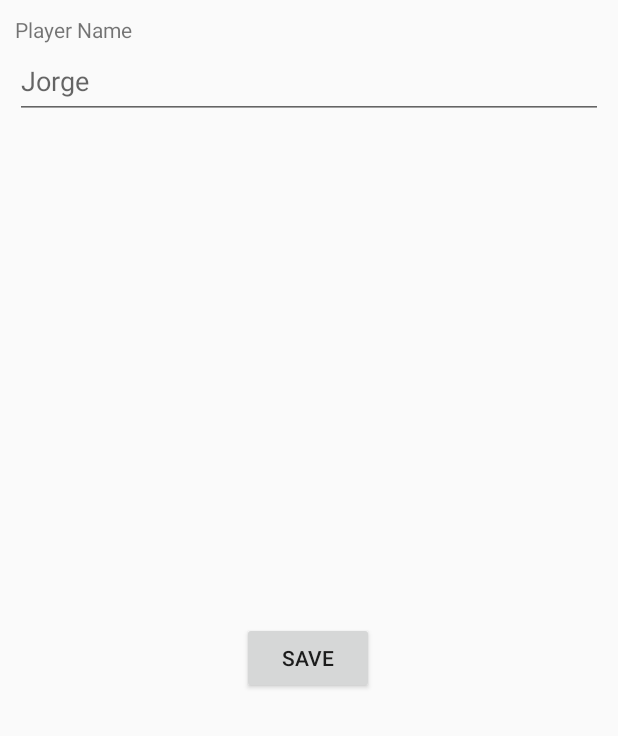
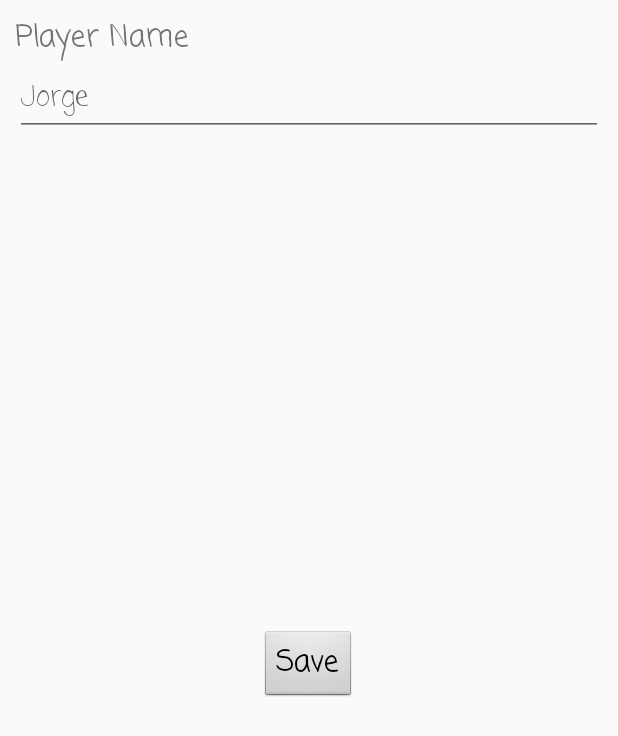
Before and after one commit to Liscare/RandomTeams, an Android app: the EditPlayerFragment screen opened through its navigation route, on a phone screen of 412 x 824 dp. Shown: the top 736 px of the screen. Run offline under Robolectric (Android 15) with nearby library versions, the phone set to English and light mode, and no system bars.

Commit message:
UI - Set fontFamily and TextSize on apptheme

```diff
--- a/app/src/main/res/layout/edit_player_fragment.xml
+++ b/app/src/main/res/layout/edit_player_fragment.xml
@@ -17,6 +17,7 @@
         android:layout_width="match_parent"
         android:layout_height="wrap_content"
         android:text="@string/player_name"
+        android:fontFamily="casual"
         app:layout_constraintBottom_toTopOf="@+id/edit_name"
         app:layout_constraintTop_toTopOf="parent" />
 
@@ -28,6 +29,7 @@
         android:hint="@string/player_name_hint"
         android:inputType="text"
         android:text=""
+        android:fontFamily="casual"
         app:layout_constraintEnd_toEndOf="parent"
         app:layout_constraintStart_toStartOf="parent"
         app:layout_constraintTop_toBottomOf="@+id/label_name" />
--- a/app/src/main/res/layout/player_game_line.xml
+++ b/app/src/main/res/layout/player_game_line.xml
@@ -10,16 +10,12 @@
         android:id="@+id/number_player"
         android:layout_width="30dp"
         android:layout_height="wrap_content"
-        android:fontFamily="casual"
         android:text="@string/number_player_default"
-        android:textSize="20sp"
         android:textStyle="bold"/>
 
     <TextView
         android:id="@+id/player_in_game"
         android:layout_width="match_parent"
         android:layout_height="wrap_content"
-        android:fontFamily="casual"
-        android:text="@string/app_name"
-        android:textSize="20sp"/>
+        android:text="@string/app_name"/>
 </LinearLayout>
--- a/app/src/main/res/layout/player_game_line_header.xml
+++ b/app/src/main/res/layout/player_game_line_header.xml
@@ -10,16 +10,12 @@
         android:id="@+id/number_player_header"
         android:layout_width="30dp"
         android:layout_height="wrap_content"
-        android:fontFamily="casual"
         android:text="@string/header_number"
-        android:textSize="@dimen/text_normal"
         android:textStyle="bold"/>
 
     <TextView
         android:id="@+id/player_in_game_header"
         android:layout_width="match_parent"
         android:layout_height="wrap_content"
-        android:fontFamily="casual"
-        android:text="@string/header_player_name"
-        android:textSize="@dimen/text_normal"/>
+        android:text="@string/header_player_name"/>
 </LinearLayout>
--- a/app/src/main/res/values/styles.xml
+++ b/app/src/main/res/values/styles.xml
@@ -5,6 +5,8 @@
         <item name="colorPrimary">@color/colorPrimary</item>
         <item name="colorPrimaryDark">@color/colorPrimaryDark</item>
         <item name="colorAccent">@color/colorAccent</item>
+        <item name="android:textViewStyle">@style/AppTheme.Text</item>
+        <item name="android:buttonStyle">@style/AppTheme.Button</item>
     </style>
 
     <style name="AppTheme.NoActionBar">
@@ -16,4 +18,13 @@
 
     <style name="AppTheme.PopupOverlay" parent="ThemeOverlay.AppCompat.Light" />
 
+    <style name="AppTheme.Text" parent="android:Widget.TextView">
+        <item name="android:textSize">@dimen/text_normal</item>
+        <item name="android:fontFamily">casual</item>
+    </style>
+
+    <style name="AppTheme.Button" parent="android:Widget.Button">
+        <item name="android:textSize">@dimen/text_normal</item>
+        <item name="android:fontFamily">casual</item>
+    </style>
 </resources>
```
